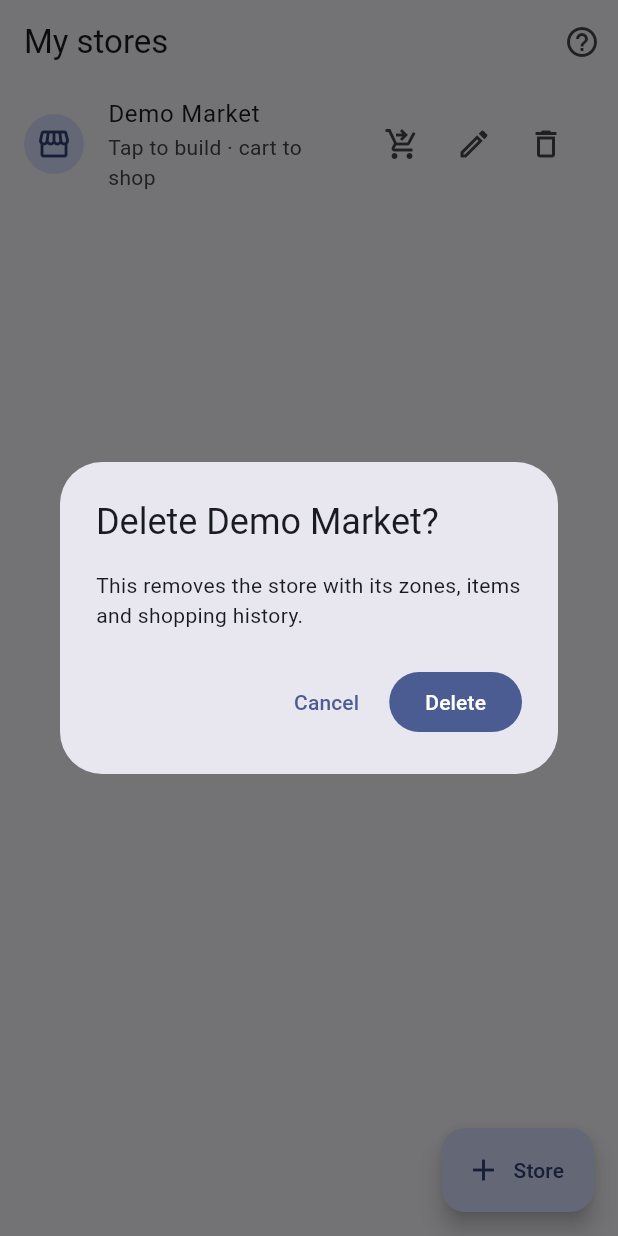
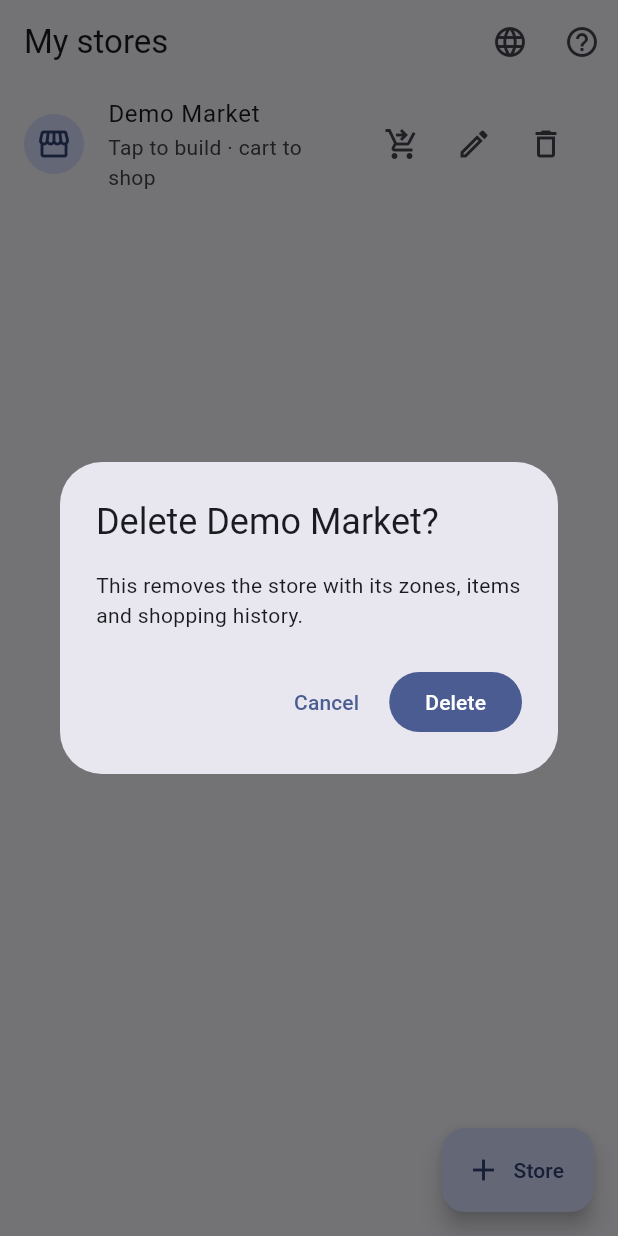
Before and after one commit to moutyque/shopping-list, a Flutter app: the screen it shows after launch, after a tap on "Load a demo store", after a tap on the "delete outline" icon, on a phone screen of 412 x 824 dp. Run offline on Flutter 3.47's test engine with Material 3 defaults, Android fonts, the phone set to English and light mode, and no system bars; our stand-ins replace drift, flutter_riverpod, shared_preferences; missing offline and left inert: tutorial_coach_mark; accounts and stored records are empty; generated files the repository leaves out were written again.

Commit message:
Add localisation (EN/FR/ES) with a language switcher
- flutter_localizations + gen-l10n; all UI strings + coach-marks moved to
  ARB files (app_en/fr/es). Generated sources are git-ignored (regenerated
  by flutter pub get via generate: true).
- localeProvider persists the choice; default follows the device locale.
- Language icon on the Stores app bar opens a picker (System/EN/FR/ES).
- Demo store seeds localized zone/item names from the active locale.

```diff
--- /dev/null
+++ b/l10n.yaml
@@ -0,0 +1,5 @@
+arb-dir: lib/l10n
+template-arb-file: app_en.arb
+output-localization-file: app_localizations.dart
+output-class: AppLocalizations
+nullable-getter: false
--- a/lib/app/app.dart
+++ b/lib/app/app.dart
@@ -1,18 +1,25 @@
 import 'package:flutter/material.dart';
+import 'package:flutter_riverpod/flutter_riverpod.dart';
 
 import '../features/stores/stores_screen.dart';
+import '../l10n/l10n.dart';
+import 'locale.dart';
 
-class ShoppingListApp extends StatelessWidget {
+class ShoppingListApp extends ConsumerWidget {
   const ShoppingListApp({super.key});
 
   @override
-  Widget build(BuildContext context) {
+  Widget build(BuildContext context, WidgetRef ref) {
+    final locale = ref.watch(localeProvider);
     return MaterialApp(
-      title: 'Shopping List',
+      onGenerateTitle: (context) => context.l10n.appTitle,
       theme: ThemeData(
         colorSchemeSeed: const Color(0xFF2563EB),
         useMaterial3: true,
       ),
+      locale: locale,
+      localizationsDelegates: AppLocalizations.localizationsDelegates,
+      supportedLocales: AppLocalizations.supportedLocales,
       home: const StoresScreen(),
     );
   }
--- /dev/null
+++ b/lib/app/locale.dart
@@ -0,0 +1,30 @@
+import 'package:flutter/widgets.dart';
+import 'package:flutter_riverpod/flutter_riverpod.dart';
+import 'package:shared_preferences/shared_preferences.dart';
+
+/// Holds the user's chosen locale. `null` means "follow the device locale".
+/// The choice is persisted, so it survives restarts.
+class LocaleController extends Notifier<Locale?> {
+  static const _key = 'locale';
+
+  @override
+  Locale? build() {
+    _load();
+    return null;
+  }
+
+  Future<void> _load() async {
+    final code = (await SharedPreferences.getInstance()).getString(_key);
+    if (code != null && code != 'system') state = Locale(code);
+  }
+
+  /// Pass null to follow the device locale again.
+  Future<void> setLocale(Locale? locale) async {
+    state = locale;
+    final prefs = await SharedPreferences.getInstance();
+    await prefs.setString(_key, locale?.languageCode ?? 'system');
+  }
+}
+
+final localeProvider =
+    NotifierProvider<LocaleController, Locale?>(LocaleController.new);
--- a/lib/features/list/build_list_screen.dart
+++ b/lib/features/list/build_list_screen.dart
@@ -4,6 +4,7 @@ import 'package:flutter_riverpod/flutter_riverpod.dart';
 import '../../app/providers.dart';
 import '../../data/db/app_database.dart';
 import '../../data/repositories/repositories.dart';
+import '../../l10n/l10n.dart';
 import '../onboarding/coach_marks.dart';
 import '../onboarding/onboarding_service.dart';
 import '../shopping/shopping_screen.dart';
@@ -39,25 +40,9 @@ class _BuildListScreenState extends ConsumerState<BuildListScreen> {
           store: ref.read(onboardingProvider),
           seenKey: CoachKeys.build,
           steps: [
-            CoachStep(
-              id: 'search',
-              key: _searchKey,
-              text: 'Type to add items. Each item remembers which aisle it '
-                  'lives in for this store.',
-            ),
-            CoachStep(
-              id: 'zones',
-              key: _zonesKey,
-              text: 'Set up your store\'s aisles (zones) and drag them into the '
-                  'order you walk.',
-              align: ContentAlign.bottom,
-            ),
-            CoachStep(
-              id: 'shop',
-              key: _shopKey,
-              text: 'When the list is ready, start shopping.',
-              align: ContentAlign.bottom,
-            ),
+            CoachStep(id: 'search', key: _searchKey, text: context.l10n.coachSearch),
+            CoachStep(id: 'zones', key: _zonesKey, text: context.l10n.coachZones),
+            CoachStep(id: 'shop', key: _shopKey, text: context.l10n.coachShop),
           ]);
     });
   }
@@ -119,7 +104,7 @@ class _BuildListScreenState extends ConsumerState<BuildListScreen> {
         actions: [
           IconButton(
             key: _zonesKey,
-            tooltip: 'Manage zones',
+            tooltip: context.l10n.manageZonesTooltip,
             icon: const Icon(Icons.shelves),
             onPressed: () => Navigator.of(context).push(MaterialPageRoute(
               builder: (_) => ZonesScreen(store: widget.store),
@@ -131,7 +116,7 @@ class _BuildListScreenState extends ConsumerState<BuildListScreen> {
               builder: (_) => ShoppingScreen(listId: widget.listId, store: widget.store),
             )),
             icon: const Icon(Icons.shopping_cart_checkout),
-            label: const Text('Shop'),
+            label: Text(context.l10n.shopButton),
           ),
         ],
       ),
@@ -145,7 +130,7 @@ class _BuildListScreenState extends ConsumerState<BuildListScreen> {
               textCapitalization: TextCapitalization.sentences,
               decoration: InputDecoration(
                 prefixIcon: const Icon(Icons.search),
-                hintText: 'Add an item…',
+                hintText: context.l10n.addItemHint,
                 border: const OutlineInputBorder(),
                 suffixIcon: _query.isEmpty
                     ? null
@@ -182,15 +167,15 @@ class _BuildListScreenState extends ConsumerState<BuildListScreen> {
               leading: const Icon(Icons.add_circle_outline),
               title: Text(s.item.name),
               subtitle: s.zoneId == null
-                  ? const Text('pick a zone')
-                  : Text('used ${s.usageCount}×'),
+                  ? Text(context.l10n.pickAZone)
+                  : Text(context.l10n.usedTimes(s.usageCount)),
               onTap: () => _addExisting(s),
             ),
           if (!_hasExactMatch)
             ListTile(
               dense: true,
               leading: const Icon(Icons.add),
-              title: Text('Add "${_query.trim()}" as new item'),
+              title: Text(context.l10n.addAsNewItem(_query.trim())),
               onTap: _addNew,
             ),
         ],
@@ -200,11 +185,10 @@ class _BuildListScreenState extends ConsumerState<BuildListScreen> {
 
   Widget _entryList(List<EntryView> list) {
     if (list.isEmpty) {
-      return const Center(
+      return Center(
         child: Padding(
-          padding: EdgeInsets.all(32),
-          child: Text('Start typing above to add items to your list.',
-              textAlign: TextAlign.center),
+          padding: const EdgeInsets.all(32),
+          child: Text(context.l10n.startTypingHint, textAlign: TextAlign.center),
         ),
       );
     }
@@ -221,7 +205,7 @@ class _BuildListScreenState extends ConsumerState<BuildListScreen> {
             children: [
               IconButton(
                 icon: const Icon(Icons.tune),
-                tooltip: 'Quantity / note',
+                tooltip: context.l10n.quantityLabel,
                 onPressed: () => _editDetail(e),
               ),
               IconButton(
@@ -252,20 +236,21 @@ class _BuildListScreenState extends ConsumerState<BuildListScreen> {
               TextField(
                 controller: qtyController,
                 keyboardType: TextInputType.number,
-                decoration: const InputDecoration(labelText: 'Quantity (optional)'),
+                decoration:
+                    InputDecoration(labelText: context.l10n.quantityLabel),
               ),
               TextField(
                 controller: noteController,
-                decoration: const InputDecoration(labelText: 'Note (optional)'),
+                decoration: InputDecoration(labelText: context.l10n.noteLabel),
               ),
               const SizedBox(height: 8),
               ListTile(
                 contentPadding: EdgeInsets.zero,
                 leading: const Icon(Icons.shelves),
-                title: const Text('Zone'),
+                title: Text(context.l10n.zoneLabel),
                 subtitle: Text(zoneName),
                 trailing: TextButton(
-                  child: const Text('Change'),
+                  child: Text(context.l10n.changeButton),
                   onPressed: () async {
                     final picked = await pickZone(context, ref, widget.store.id);
                     if (picked == null) return;
@@ -286,10 +271,10 @@ class _BuildListScreenState extends ConsumerState<BuildListScreen> {
           actions: [
             TextButton(
                 onPressed: () => Navigator.pop(context, false),
-                child: const Text('Cancel')),
+                child: Text(context.l10n.cancel)),
             FilledButton(
                 onPressed: () => Navigator.pop(context, true),
-                child: const Text('Save')),
+                child: Text(context.l10n.save)),
           ],
         ),
       ),
--- a/lib/features/onboarding/demo_data.dart
+++ b/lib/features/onboarding/demo_data.dart
@@ -1,5 +1,23 @@
 import '../../data/db/app_database.dart';
 import '../../data/repositories/repositories.dart';
+
+/// Localized names used to seed the demo store, supplied by the caller from the
+/// active [AppLocalizations] so the sample data matches the app's language.
+class DemoStrings {
+  final String storeName;
+
+  /// Zone names in walk order.
+  final List<String> zones;
+
+  /// (item name, zone name) — each zone name must be one of [zones].
+  final List<(String, String)> items;
+
+  const DemoStrings({
+    required this.storeName,
+    required this.zones,
+    required this.items,
+  });
+}
 
 /// Result of seeding: the demo store and its ready-to-shop list.
 class DemoSeed {
@@ -8,36 +26,25 @@ class DemoSeed {
   const DemoSeed(this.store, this.list);
 }
 
-const _demoStoreName = 'Demo Market';
-const _demoZones = ['Produce', 'Bakery', 'Dairy', 'Frozen'];
-const _demoItems = <(String, String)>[
-  ('Bananas', 'Produce'),
-  ('Apples', 'Produce'),
-  ('Bread', 'Bakery'),
-  ('Croissants', 'Bakery'),
-  ('Milk', 'Dairy'),
-  ('Eggs', 'Dairy'),
-  ('Frozen pizza', 'Frozen'),
-];
-
 /// Creates a fully-populated sample store so a new user immediately sees a real
 /// list (items already placed in zones) to explore and shop. Built entirely
 /// through the normal repositories, so it exercises the same paths a user would.
 Future<DemoSeed> seedDemoStore({
+  required DemoStrings strings,
   required StoreRepository stores,
   required ZoneRepository zones,
   required CatalogRepository catalog,
   required ListRepository lists,
 }) async {
-  final store = await stores.createStore(_demoStoreName);
+  final store = await stores.createStore(strings.storeName);
 
   final zoneByName = <String, Zone>{};
-  for (final name in _demoZones) {
+  for (final name in strings.zones) {
     zoneByName[name] = await zones.createZone(storeId: store.id, name: name);
   }
 
   final list = await lists.createList(store.id);
-  for (final (itemName, zoneName) in _demoItems) {
+  for (final (itemName, zoneName) in strings.items) {
     final item = await catalog.upsertItem(itemName);
     await lists.addEntry(
       listId: list.id,
--- a/lib/features/stores/stores_screen.dart
+++ b/lib/features/stores/stores_screen.dart
@@ -1,8 +1,10 @@
 import 'package:flutter/material.dart';
 import 'package:flutter_riverpod/flutter_riverpod.dart';
 
+import '../../app/locale.dart';
 import '../../app/providers.dart';
 import '../../data/db/app_database.dart';
+import '../../l10n/l10n.dart';
 import '../list/build_list_screen.dart';
 import '../onboarding/coach_marks.dart';
 import '../onboarding/demo_data.dart';
@@ -52,20 +54,54 @@ class _StoresScreenState extends ConsumerState<StoresScreen> {
           key: _fabKey,
           // The FAB is at the bottom edge, so the text must sit above it.
           align: ContentAlign.top,
-          text: 'Start here: add a store you shop at — '
-              'each store keeps its own aisles and learned order.',
+          text: context.l10n.coachAddStore,
         ),
       ];
-
 
   Future<void> _replayTutorial() async {
     final store = ref.read(onboardingProvider);
     await store.resetAll();
     if (!mounted) return;
-    ScaffoldMessenger.of(context).showSnackBar(const SnackBar(
-        content: Text('Tips will show again as you use each screen.')));
+    ScaffoldMessenger.of(context).showSnackBar(
+        SnackBar(content: Text(context.l10n.tipsWillReplay)));
     await showCoachMarks(context,
         store: store, seenKey: CoachKeys.stores, steps: _storeSteps());
+  }
+
+  Future<void> _pickLanguage() async {
+    final current = ref.read(localeProvider)?.languageCode;
+    final l = context.l10n;
+    final choice = await showDialog<String>(
+      context: context,
+      builder: (context) => SimpleDialog(
+        title: Text(l.language),
+        children: [
+          _langOption(context, label: l.languageSystem, code: 'system', current: current ?? 'system'),
+          _langOption(context, label: 'English', code: 'en', current: current ?? 'system'),
+          _langOption(context, label: 'Français', code: 'fr', current: current ?? 'system'),
+          _langOption(context, label: 'Español', code: 'es', current: current ?? 'system'),
+        ],
+      ),
+    );
+    if (choice == null) return;
+    await ref
+        .read(localeProvider.notifier)
+        .setLocale(choice == 'system' ? null : Locale(choice));
+  }
+
+  Widget _langOption(BuildContext context,
+      {required String label, required String code, required String current}) {
+    return SimpleDialogOption(
+      onPressed: () => Navigator.pop(context, code),
+      child: Row(
+        children: [
+          Icon(code == current ? Icons.radio_button_checked : Icons.radio_button_off,
+              size: 20),
+          const SizedBox(width: 12),
+          Text(label),
+        ],
+      ),
+    );
   }
 
   /// Resumes the store's in-progress list, creating one only when there is none
@@ -81,8 +117,7 @@ class _StoresScreenState extends ConsumerState<StoresScreen> {
         CoachStep(
           id: 'delete-store',
           key: _deleteKey,
-          text: 'Done exploring? Delete a store here — its zones, items and '
-              'history go with it. Try it on the demo when you\'re finished.',
+          text: context.l10n.coachDeleteStore,
         ),
       ];
 
@@ -96,32 +131,32 @@ class _StoresScreenState extends ConsumerState<StoresScreen> {
   }
 
   Future<void> _addStore() async {
-    final name = await _promptName(context, title: 'New store');
+    final name = await _promptName(context, title: context.l10n.newStoreTitle);
     if (name == null || name.isEmpty) return;
     await ref.read(storeRepositoryProvider).createStore(name);
   }
 
   Future<void> _renameStore(Store store) async {
-    final name =
-        await _promptName(context, title: 'Rename store', initial: store.name);
+    final name = await _promptName(context,
+        title: context.l10n.renameStoreTitle, initial: store.name);
     if (name == null || name.isEmpty) return;
     await ref.read(storeRepositoryProvider).renameStore(store.id, name);
   }
 
   Future<void> _deleteStore(Store store) async {
+    final l = context.l10n;
     final confirmed = await showDialog<bool>(
       context: context,
       builder: (context) => AlertDialog(
-        title: Text('Delete ${store.name}?'),
-        content: const Text(
-            'This removes the store with its zones, items and shopping history.'),
+        title: Text(l.deleteStoreConfirmTitle(store.name)),
+        content: Text(l.deleteStoreConfirmBody),
         actions: [
           TextButton(
               onPressed: () => Navigator.pop(context, false),
-              child: const Text('Cancel')),
+              child: Text(l.cancel)),
           FilledButton(
               onPressed: () => Navigator.pop(context, true),
-              child: const Text('Delete')),
+              child: Text(l.delete)),
         ],
       ),
     );
@@ -132,7 +167,22 @@ class _StoresScreenState extends ConsumerState<StoresScreen> {
   /// Seeds and opens a fully-populated sample store so a new user sees a real
   /// list straight away.
   Future<void> _loadDemo() async {
+    final l = context.l10n;
+    final strings = DemoStrings(
+      storeName: l.demoStoreName,
+      zones: [l.demoZoneProduce, l.demoZoneBakery, l.demoZoneDairy, l.demoZoneFrozen],
+      items: [
+        (l.demoItemBananas, l.demoZoneProduce),
+        (l.demoItemApples, l.demoZoneProduce),
+        (l.demoItemBread, l.demoZoneBakery),
+        (l.demoItemCroissants, l.demoZoneBakery),
+        (l.demoItemMilk, l.demoZoneDairy),
+        (l.demoItemEggs, l.demoZoneDairy),
+        (l.demoItemPizza, l.demoZoneFrozen),
+      ],
+    );
     final seed = await seedDemoStore(
+      strings: strings,
       stores: ref.read(storeRepositoryProvider),
       zones: ref.read(zoneRepositoryProvider),
       catalog: ref.read(catalogRepositoryProvider),
@@ -165,14 +215,20 @@ class _StoresScreenState extends ConsumerState<StoresScreen> {
 
   @override
   Widget build(BuildContext context) {
+    final l = context.l10n;
     final stores = ref.watch(storesProvider);
     return Scaffold(
       appBar: AppBar(
-        title: const Text('My stores'),
+        title: Text(l.storesTitle),
         actions: [
           IconButton(
+            icon: const Icon(Icons.language),
+            tooltip: l.language,
+            onPressed: _pickLanguage,
+          ),
+          IconButton(
             icon: const Icon(Icons.help_outline),
-            tooltip: 'How it works',
+            tooltip: l.howItWorks,
             onPressed: _replayTutorial,
           ),
         ],
@@ -181,7 +237,7 @@ class _StoresScreenState extends ConsumerState<StoresScreen> {
         key: _fabKey,
         onPressed: _addStore,
         icon: const Icon(Icons.add),
-        label: const Text('Store'),
+        label: Text(l.storeFab),
       ),
       body: stores.when(
         loading: () => const Center(child: CircularProgressIndicator()),
@@ -190,9 +246,9 @@ class _StoresScreenState extends ConsumerState<StoresScreen> {
           if (list.isEmpty) {
             return _Empty(
               icon: Icons.storefront_outlined,
-              title: 'No stores yet',
-              message: 'Add a store to start building location-aware lists.',
-              actionLabel: 'Load a demo store',
+              title: l.noStoresTitle,
+              message: l.noStoresMessage,
+              actionLabel: l.loadDemoStore,
               onAction: _loadDemo,
             );
           }
@@ -204,26 +260,26 @@ class _StoresScreenState extends ConsumerState<StoresScreen> {
               return ListTile(
                 leading: const CircleAvatar(child: Icon(Icons.storefront)),
                 title: Text(store.name),
-                subtitle: const Text('Tap to build · cart to shop'),
+                subtitle: Text(l.storeSubtitle),
                 onTap: () => _openBuildList(store),
                 trailing: Row(
                   mainAxisSize: MainAxisSize.min,
                   children: [
                     IconButton(
                       icon: const Icon(Icons.shopping_cart_checkout),
-                      tooltip: 'Shop',
+                      tooltip: l.shopTooltip,
                       onPressed: () => _openShopping(store),
                     ),
                     IconButton(
                       icon: const Icon(Icons.edit_outlined),
-                      tooltip: 'Rename store',
+                      tooltip: l.renameStoreTooltip,
                       onPressed: () => _renameStore(store),
                     ),
                     IconButton(
                       // Key only on the first row, for the delete coach-mark.
                       key: i == 0 ? _deleteKey : null,
                       icon: const Icon(Icons.delete_outline),
-                      tooltip: 'Delete store',
+                      tooltip: l.deleteStoreTooltip,
                       onPressed: () => _deleteStore(store),
                     ),
                   ],
@@ -249,15 +305,16 @@ Future<String?> _promptName(BuildContext context,
         controller: controller,
         autofocus: true,
         textCapitalization: TextCapitalization.sentences,
-        decoration: const InputDecoration(hintText: 'Name'),
+        decoration: InputDecoration(hintText: context.l10n.nameHint),
         onSubmitted: (v) => Navigator.of(context).pop(v.trim()),
       ),
       actions: [
         TextButton(
-            onPressed: () => Navigator.of(context).pop(), child: const Text('Cancel')),
+            onPressed: () => Navigator.of(context).pop(),
+            child: Text(context.l10n.cancel)),
         FilledButton(
             onPressed: () => Navigator.of(context).pop(controller.text.trim()),
-            child: const Text('Save')),
+            child: Text(context.l10n.save)),
       ],
     ),
   );
--- a/pubspec.yaml
+++ b/pubspec.yaml
@@ -30,6 +30,9 @@ environment:
 dependencies:
   flutter:
     sdk: flutter
+  flutter_localizations:
+    sdk: flutter
+  intl: any
 
   # The following adds the Cupertino Icons font to your application.
   # Use with the CupertinoIcons class for iOS style icons.
@@ -61,6 +64,7 @@ dev_dependencies:
 
 # The following section is specific to Flutter packages.
 flutter:
+  generate: true
 
   # The following line ensures that the Material Icons font is
   # included with your application, so that you can use the icons in
```
Also changed, not shown: lib/features/list/zone_picker.dart (+4 -3 lines), lib/features/shopping/shopping_screen.dart (+17 -28 lines), lib/features/zones/zones_screen.dart (+14 -26 lines), lib/l10n/app_en.arb (added, +94 -0 lines), lib/l10n/app_es.arb (added, +79 -0 lines), lib/l10n/app_fr.arb (added, +79 -0 lines), lib/l10n/l10n.dart (added, +10 -0 lines), pubspec.lock, 5 other files.
